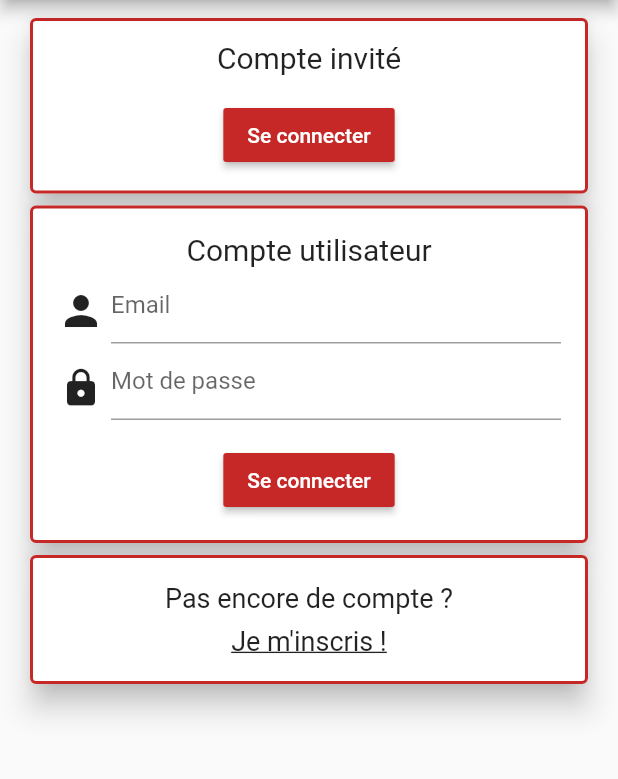
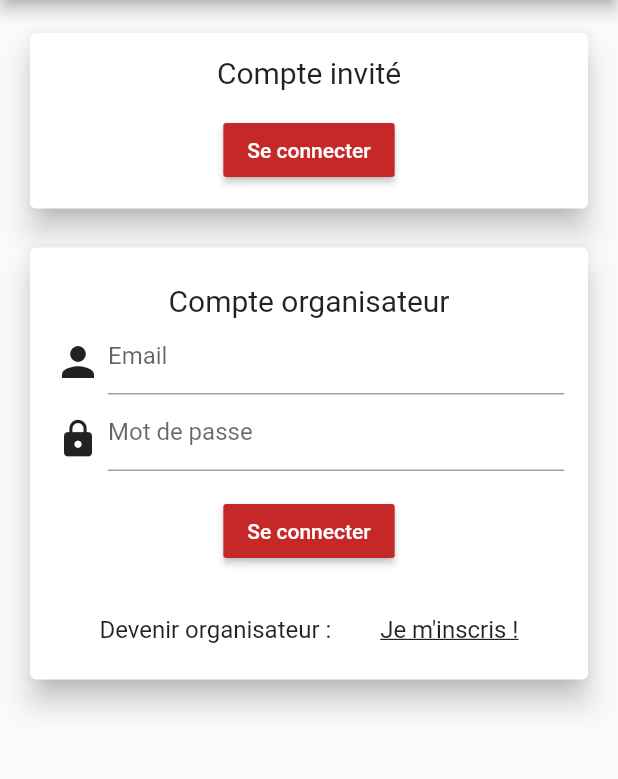
Before and after one commit to AlexBolot/PhotoBooth, a Flutter app: the screen it shows after launch, on a phone screen of 412 x 824 dp, the part 144-923 px from its top. Run offline on Flutter 3.47's test engine with Material 2 defaults, Android fonts, the phone set to English and light mode, and no system bars; our stand-ins replace cloud_firestore, firebase_auth, firebase_storage, image_picker, shared_preferences; missing offline and left inert: simple_permissions; accounts and stored records are empty.

Commit message:
Authentication UI design

```diff
--- a/lib/widgets/account_view.dart
+++ b/lib/widgets/account_view.dart
@@ -5,14 +5,14 @@
  .
  . As part of the PhotoBooth project
  .
- . Last modified : 02/08/18 16:58
+ . Last modified : 02/08/18 23:11
  .
  . Contact : contact.alexandre.bolot@gmail.com
  ........................................................................*/
 
 import 'package:flutter/material.dart';
-import 'package:photo_booth/widgets/minor_widgets/guest_loging_card.dart';
-import 'package:photo_booth/widgets/minor_widgets/login_card.dart';
+import 'package:photo_booth/widgets/minor_widgets/guest_card.dart';
+import 'package:photo_booth/widgets/minor_widgets/manager_card.dart';
 import 'package:photo_booth/widgets/minor_widgets/sign_up_card.dart';
 
 class AccountView extends StatefulWidget {
@@ -37,10 +37,17 @@ class _AccountViewState extends State<AccountView> {
         padding: const EdgeInsets.symmetric(horizontal: 16.0),
         child: ListView(
           children: <Widget>[
-            Container(height: 8.0,),
-            GuestLoginCard(),
-            LoginCard(),
-            SignUpCard(),
+            ConstrainedBox(
+              constraints: BoxConstraints(minHeight: 475.0),
+              child: Column(
+                mainAxisAlignment: MainAxisAlignment.spaceEvenly,
+                children: <Widget>[
+                  GuestCard(),
+                  ManagerCard(),
+                ],
+              ),
+            ),
+            //SignUpCard(),
           ],
         ),
       ),
--- a/lib/widgets/home_view.dart
+++ b/lib/widgets/home_view.dart
@@ -5,7 +5,7 @@
  .
  . As part of the PhotoBooth project
  .
- . Last modified : 02/08/18 03:35
+ . Last modified : 02/08/18 22:17
  .
  . Contact : contact.alexandre.bolot@gmail.com
  ........................................................................*/
@@ -96,7 +96,7 @@ class HomeViewState extends State<HomeView> {
     String code = _collectionNameController.text.toLowerCase().trim();
     String name = _userNameController.text.toLowerCase().trim();
 
-    bool success = await UserService.login(code, name);
+    bool success = await UserService.loginAnonymously(code, name);
 
     if (success) Navigator.of(context).pushNamed(galleryView);
   }
--- /dev/null
+++ b/lib/widgets/minor_widgets/guest_card.dart
@@ -0,0 +1,52 @@
+/*.........................................................................
+ . Copyright (c)
+ .
+ . The guest_card.dart class was created by : Alex Bolot and Pierre Bolot
+ .
+ . As part of the PhotoBooth project
+ .
+ . Last modified : 02/08/18 23:13
+ .
+ . Contact : contact.alexandre.bolot@gmail.com
+ ........................................................................*/
+
+import 'package:flutter/material.dart';
+import 'package:photo_booth/config.dart';
+
+class GuestCard extends StatefulWidget {
+  @override
+  _GuestCardState createState() => _GuestCardState();
+}
+
+class _GuestCardState extends State<GuestCard> {
+  @override
+  Widget build(BuildContext context) {
+    return ConstrainedBox(
+      constraints: BoxConstraints(minHeight: 125.0),
+      child: Card(
+        elevation: 8.0,
+        child: Center(
+          child: Column(
+            children: <Widget>[
+              Padding(
+                padding: const EdgeInsets.only(bottom: 16.0),
+                child: Text(
+                  'Compte invité',
+                  style: TextStyle(fontSize: 20.0),
+                ),
+              ),
+              RaisedButton(
+                child: Text(
+                  'Se connecter',
+                  style: TextStyle(color: Colors.white),
+                ),
+                color: Theme.of(context).primaryColor,
+                onPressed: () => Navigator.of(context).pushNamed(homeView),
+              ),
+            ],
+          ),
+        ),
+      ),
+    );
+  }
+}
--- a/lib/widgets/minor_widgets/guest_loging_card.dart
+++ /dev/null
@@ -1,61 +0,0 @@
-/*.........................................................................
- . Copyright (c)
- .
- . The guest_loging_card.dart class was created by : Alex Bolot and Pierre Bolot
- .
- . As part of the PhotoBooth project
- .
- . Last modified : 02/08/18 17:11
- .
- . Contact : contact.alexandre.bolot@gmail.com
- ........................................................................*/
-
-import 'package:flutter/material.dart';
-import 'package:photo_booth/config.dart';
-
-class GuestLoginCard extends StatefulWidget {
-  @override
-  _GuestLoginCardState createState() => _GuestLoginCardState();
-}
-
-class _GuestLoginCardState extends State<GuestLoginCard> {
-  @override
-  Widget build(BuildContext context) {
-    return ConstrainedBox(
-      constraints: BoxConstraints(minHeight: 125.0),
-      child: Card(
-        elevation: 8.0,
-        child: Container(
-          decoration: BoxDecoration(
-            border: Border.all(
-              color: Theme.of(context).primaryColor,
-              width: 2.0,
-            ),
-            borderRadius: BorderRadius.circular(4.0),
-          ),
-          child: Center(
-            child: Column(
-              children: <Widget>[
-                Padding(
-                  padding: const EdgeInsets.only(bottom: 16.0),
-                  child: Text(
-                    'Compte invité',
-                    style: TextStyle(fontSize: 20.0),
-                  ),
-                ),
-                RaisedButton(
-                  child: Text(
-                    'Se connecter',
-                    style: TextStyle(color: Colors.white),
-                  ),
-                  color: Theme.of(context).primaryColor,
-                  onPressed: () => Navigator.of(context).pushNamed(homeView),
-                ),
-              ],
-            ),
-          ),
-        ),
-      ),
-    );
-  }
-}
--- a/lib/widgets/minor_widgets/login_card.dart
+++ /dev/null
@@ -1,113 +0,0 @@
-/*.........................................................................
- . Copyright (c)
- .
- . The login_card.dart class was created by : Alex Bolot and Pierre Bolot
- .
- . As part of the PhotoBooth project
- .
- . Last modified : 02/08/18 17:11
- .
- . Contact : contact.alexandre.bolot@gmail.com
- ........................................................................*/
-
-import 'package:flutter/material.dart';
-import 'package:photo_booth/config.dart';
-
-class LoginCard extends StatefulWidget {
-  @override
-  _LoginCardState createState() => _LoginCardState();
-}
-
-class _LoginCardState extends State<LoginCard> {
-  final _emailController = TextEditingController();
-  final _pwdController = TextEditingController();
-
-  @override
-  Widget build(BuildContext context) {
-    return Card(
-      elevation: 8.0,
-      child: Container(
-        decoration: BoxDecoration(
-          border: Border.all(
-            color: Theme.of(context).primaryColor,
-            width: 2.0,
-          ),
-          borderRadius: BorderRadius.circular(4.0),
-        ),
-        child: Padding(
-          padding: const EdgeInsets.symmetric(horizontal: 16.0),
-          child: Column(
-            children: <Widget>[
-              Padding(
-                padding: const EdgeInsets.only(top: 16.0),
-                child: Text(
-                  'Compte utilisateur',
-                  style: TextStyle(fontSize: 20.0),
-                ),
-              ),
-              Row(
-                children: <Widget>[
-                  Padding(
-                    padding: const EdgeInsets.only(top: 8.0, right: 4.0),
-                    child: Center(
-                      child: Icon(
-                        Icons.person,
-                        size: 32.0,
-                      ),
-                    ),
-                  ),
-                  Expanded(
-                    child: TextField(
-                      controller: _emailController,
-                      decoration: InputDecoration(
-                        labelText: 'Email',
-                        isDense: true,
-                      ),
-                    ),
-                  ),
-                ],
-              ),
-              Row(
-                children: <Widget>[
-                  Padding(
-                    padding:
-                        const EdgeInsets.only(top: 8.0, left: 2.0, right: 6.0),
-                    child: Center(
-                      child: Icon(
-                        Icons.lock,
-                        size: 28.0,
-                      ),
-                    ),
-                  ),
-                  Expanded(
-                    child: TextField(
-                      controller: _pwdController,
-                      decoration: InputDecoration(
-                        labelText: 'Mot de passe',
-                        isDense: true,
-                      ),
-                      obscureText: true,
-                    ),
-                  ),
-                ],
-              ),
-              Container(
-                margin: EdgeInsets.symmetric(vertical: 16.0),
-                child: Center(
-                  child: RaisedButton(
-                    child: Text(
-                      'Se connecter',
-                      style: TextStyle(color: Colors.white),
-                    ),
-                    color: Theme.of(context).primaryColor,
-                    onPressed: () => Navigator.of(context).pushNamed(homeView),
-                  ),
-                ),
-              ),
-            ],
-          ),
-        ),
-      ),
-    );
-  }
-}
--- /dev/null
+++ b/lib/widgets/minor_widgets/manager_card.dart
@@ -0,0 +1,126 @@
+/*.........................................................................
+ . Copyright (c)
+ .
+ . The manager_card.dart class was created by : Alex Bolot and Pierre Bolot
+ .
+ . As part of the PhotoBooth project
+ .
+ . Last modified : 02/08/18 23:13
+ .
+ . Contact : contact.alexandre.bolot@gmail.com
+ ........................................................................*/
+
+import 'package:flutter/material.dart';
+import 'package:photo_booth/config.dart';
+
+class ManagerCard extends StatefulWidget {
+  @override
+  _ManagerCardState createState() => _ManagerCardState();
+}
+
+class _ManagerCardState extends State<ManagerCard> {
+  final _emailController = TextEditingController();
+  final _pwdController = TextEditingController();
+
+  @override
+  Widget build(BuildContext context) {
+    return Card(
+      elevation: 8.0,
+      child: Padding(
+        padding: const EdgeInsets.symmetric(horizontal: 16.0, vertical: 8.0),
+        child: Column(
+          children: <Widget>[
+            Padding(
+              padding: const EdgeInsets.only(top: 16.0),
+              child: Text(
+                'Compte organisateur',
+                style: TextStyle(fontSize: 20.0),
+              ),
+            ),
+            Row(
+              children: <Widget>[
+                Padding(
+                  padding: const EdgeInsets.only(top: 8.0, right: 4.0),
+                  child: Center(
+                    child: Icon(
+                      Icons.person,
+                      size: 32.0,
+                    ),
+                  ),
+                ),
+                Expanded(
+                  child: TextField(
+                    controller: _emailController,
+                    decoration: InputDecoration(
+                      labelText: 'Email',
+                      isDense: true,
+                    ),
+                  ),
+                ),
+              ],
+            ),
+            Row(
+              children: <Widget>[
+                Padding(
+                  padding:
+                      const EdgeInsets.only(top: 8.0, left: 2.0, right: 6.0),
+                  child: Center(
+                    child: Icon(
+                      Icons.lock,
+                      size: 28.0,
+                    ),
+                  ),
+                ),
+                Expanded(
+                  child: TextField(
+                    controller: _pwdController,
+                    decoration: InputDecoration(
+                      labelText: 'Mot de passe',
+                      isDense: true,
+                    ),
+                    obscureText: true,
+                  ),
+                ),
+              ],
+            ),
+            Container(
+              margin: EdgeInsets.symmetric(vertical: 16.0),
+              child: Center(
+                child: RaisedButton(
+                  child: Text(
+                    'Se connecter',
+                    style: TextStyle(color: Colors.white),
+                  ),
+                  color: Theme.of(context).primaryColor,
+                  onPressed: () => Navigator.of(context).pushNamed(homeView),
+                ),
+              ),
+            ),
+            Padding(
+              padding: const EdgeInsets.all(16.0),
+              child: Row(
+                mainAxisAlignment: MainAxisAlignment.spaceAround,
+                children: <Widget>[
+                  Text(
+                    'Devenir organisateur : ',
+                    style: TextStyle(fontSize: 16.0),
+                  ),
+                  GestureDetector(
+                    child: Text(
+                      'Je m\'inscris !',
+                      style: TextStyle(
+                        fontSize: 16.0,
+                        decoration: TextDecoration.underline,
+                      ),
+                    ),
+                    onTap: () => Navigator.of(context).pushNamed(homeView),
+                  ),
+                ],
+              ),
+            ),
+          ],
+        ),
+      ),
+    );
+  }
+}
```
Also changed, not shown: lib/models/user.dart (added, +46 -0 lines), lib/services/user_service.dart (+42 -3 lines).
